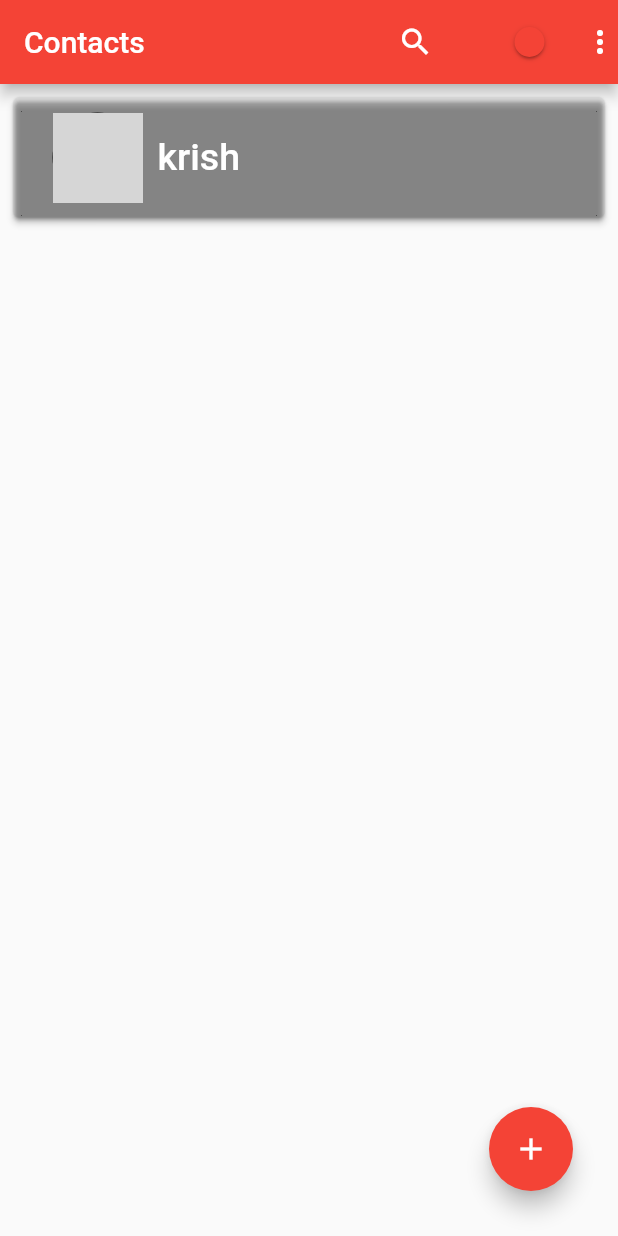
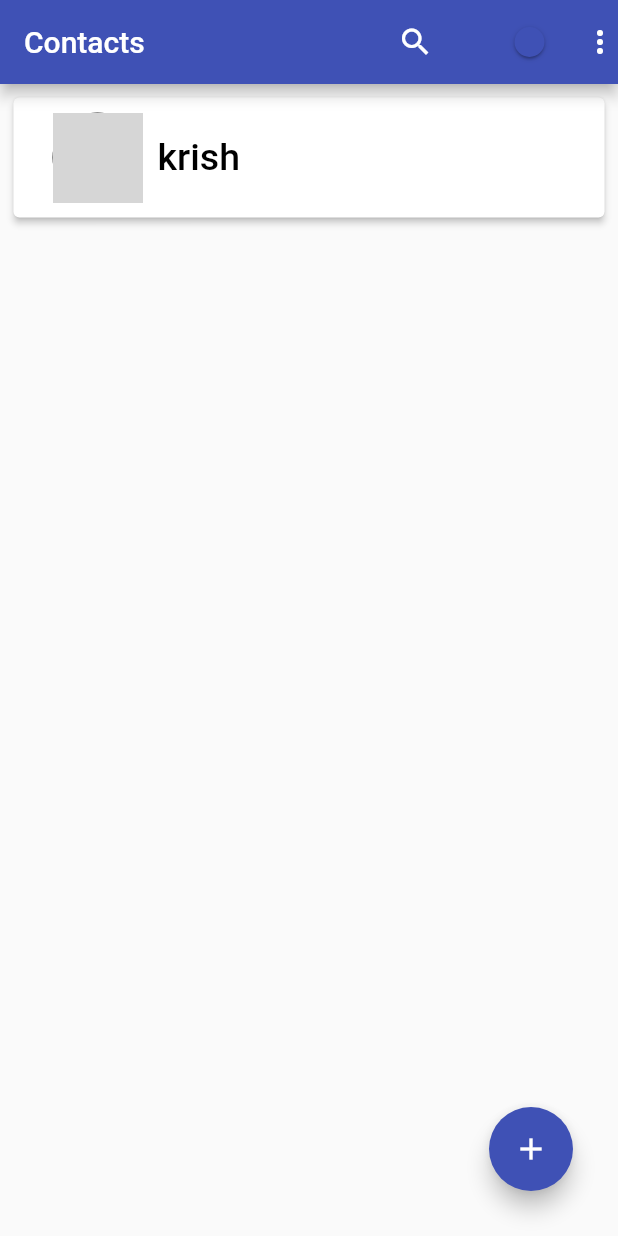
Before and after one commit to krishgelani/contact, a Flutter app: the screen it shows after launch, on a phone screen of 412 x 824 dp. Run offline on Flutter 3.47's test engine with Material 2 defaults, Android fonts, the phone set to English and light mode, and no system bars; our stand-ins replace image_picker, share; grey boxes are pictures that could not be loaded.

Commit message:
08-07-2022

```diff
--- a/lib/details.dart
+++ b/lib/details.dart
@@ -1,10 +1,15 @@
+import 'package:flutter/material.dart';
+
 class Model
 {
   String? name,number,photo;
   List? cname = [""];
   List? cnumber = [""];
   List? cphoto = [""];
+  Color? co1;
+  Color? co2;
+  Color? co3;
 
-  Model({this.name, this.number, this.photo, this.cnumber, this.cname, this.cphoto});
+  Model({this.name, this.number, this.photo, this.cnumber, this.cname, this.cphoto,this.co1,this.co2,this.co3});
 
 }
--- a/lib/home.dart
+++ b/lib/home.dart
@@ -24,6 +24,8 @@ class _homeState extends State<home> {
   List img = ["asset/image/thomas shelby.jpg"];
 
   Color c1 = Colors.white;
+  Color c2 = Colors.black;
+  Color c3 = Colors.black;
 
   @override
   Widget build(BuildContext context) {
@@ -59,9 +61,20 @@ class _homeState extends State<home> {
             //   ),
             // ),
 
-            Switch(value: themeData, onChanged: (value){
+            Switch(
+                value: themeData,
+                onChanged: (value) {
                   setState(() {
                     themeData = value;
+                    if (themeData == true) {
+                      c1 = Colors.white;
+                      c2 = Colors.black;
+                      c3 = Colors.black;
+                    } else if (themeData == false) {
+                      c1 = Colors.black;
+                      c2 = Colors.white;
+                      c3 = Colors.deepOrange;
+                    }
                   });
                   data.add(themeData);
                 }),
@@ -91,6 +104,7 @@ class _homeState extends State<home> {
                 child: Icon(Icons.more_vert)),
           ],
         ),
+
         body: Stack(
           children: [
             ListView.builder(
@@ -101,18 +115,21 @@ class _homeState extends State<home> {
                     Padding(
                       padding: const EdgeInsets.all(5.0),
                       child: Card(
-                        color: Colors.transparent,
+                        elevation: 0,
                         child: ElevatedButton(
                           onPressed: () {
                             Model m1 = Model(
                               name: name[index],
                               number: contact[index],
-                                photo: img[index]);
+                              photo: img[index],
+                              co1: c1,
+                              co2: c2,
+                              co3: c3,
+                            );
 
                             Navigator.pushNamed(context, '/cd', arguments: m1);
                           },
-                          style:
-                              ElevatedButton.styleFrom(primary: Colors.transparent),
+                          style: ElevatedButton.styleFrom(primary: c1),
                           child: Container(
                             height: 80,
                             margin: EdgeInsets.only(left: 10, right: 10),
@@ -131,8 +148,7 @@ class _homeState extends State<home> {
                                 ),
                                 Text(
                                   "${name[index]}",
-                                  style: TextStyle(
-                                      color: Colors.white, fontSize: 25),
+                                  style: TextStyle(color: c2, fontSize: 25),
                                 ),
                               ],
                             ),
```
Also changed, not shown: lib/call details.dart (+20 -32 lines), lib/main.dart (+15 -6 lines). Lines whose indentation alone changed are shown as unchanged.
